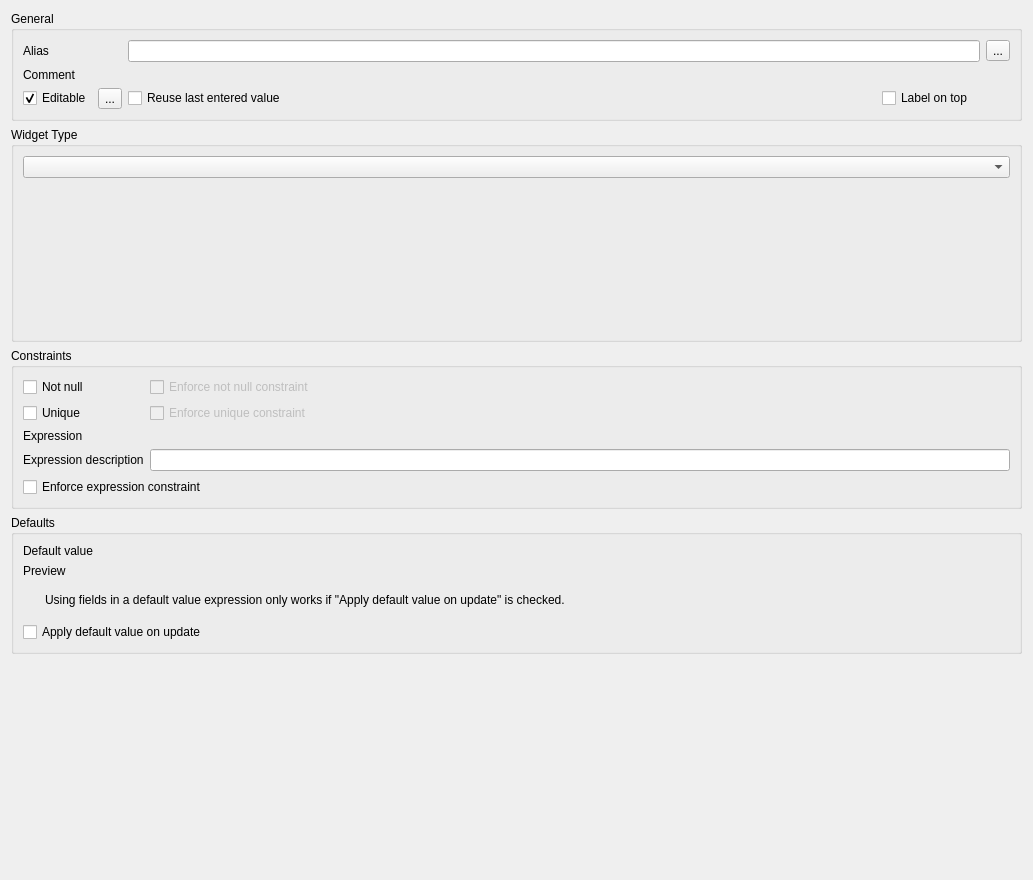
Before: the Qt Designer form src/ui/attributeformconfig/qgsattributetypeedit.ui in qgis/QGIS, drawn with Qt 5.
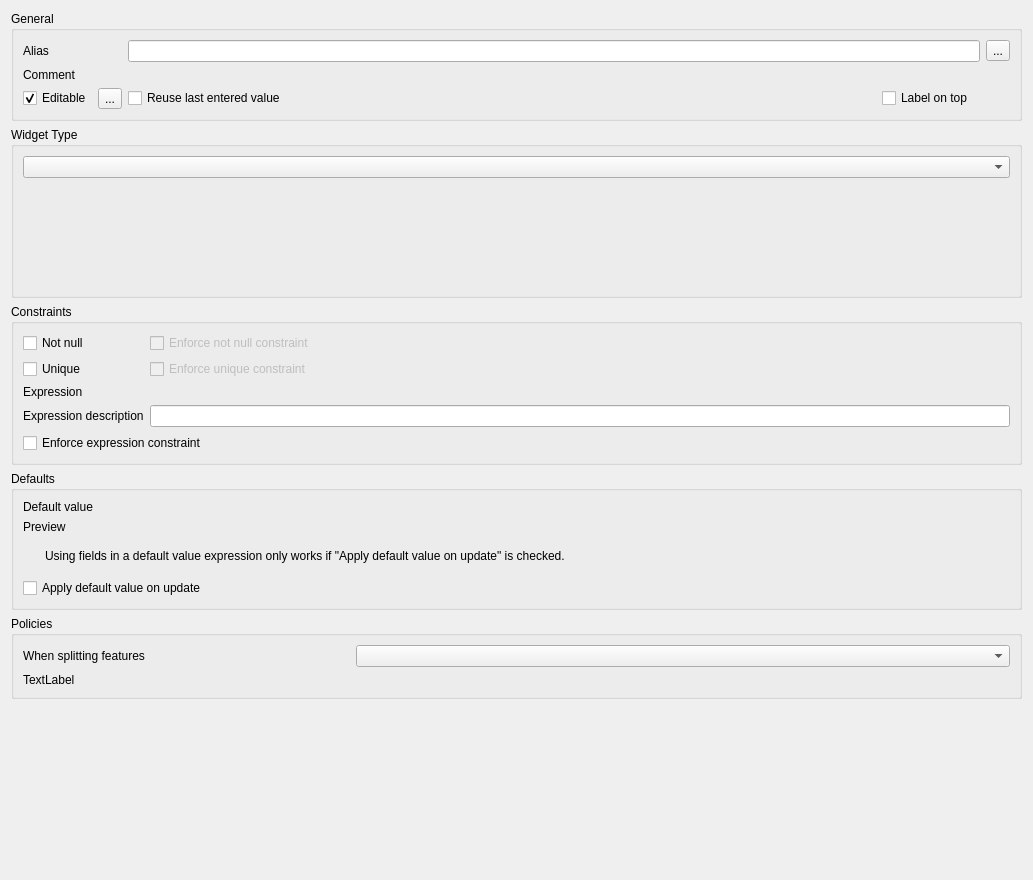
After: the same form once the commit is applied. Icons and pictures are not drawn. Custom widgets are drawn as their Qt base class.

Commit message:
Expose field split policy choice in layer properties > form dialog
Allows users to easily determine the current policy and change
as desired

Patch:
```diff
--- a/src/ui/attributeformconfig/qgsattributetypeedit.ui
+++ b/src/ui/attributeformconfig/qgsattributetypeedit.ui
@@ -278,6 +278,35 @@
      </layout>
     </widget>
    </item>
+   <item>
+    <widget class="QgsCollapsibleGroupBox" name="groupBox_5">
+     <property name="title">
+      <string>Policies</string>
+     </property>
+     <layout class="QGridLayout" name="gridLayout_4" columnstretch="1,2">
+      <item row="0" column="1">
+       <widget class="QComboBox" name="mSplitPolicyComboBox"/>
+      </item>
+      <item row="0" column="0">
+       <widget class="QLabel" name="mSplitPolicyLabel">
+        <property name="text">
+         <string>When splitting features</string>
+        </property>
+       </widget>
+      </item>
+      <item row="1" column="0" colspan="2">
+       <widget class="QLabel" name="mSplitPolicyDescriptionLabel">
+        <property name="text">
+         <string>TextLabel</string>
+        </property>
+        <property name="wordWrap">
+         <bool>true</bool>
+        </property>
+       </widget>
+      </item>
+     </layout>
+    </widget>
+   </item>
    <item>
     <spacer name="verticalSpacer">
      <property name="orientation">
```
The commit also changes 4 other files.
